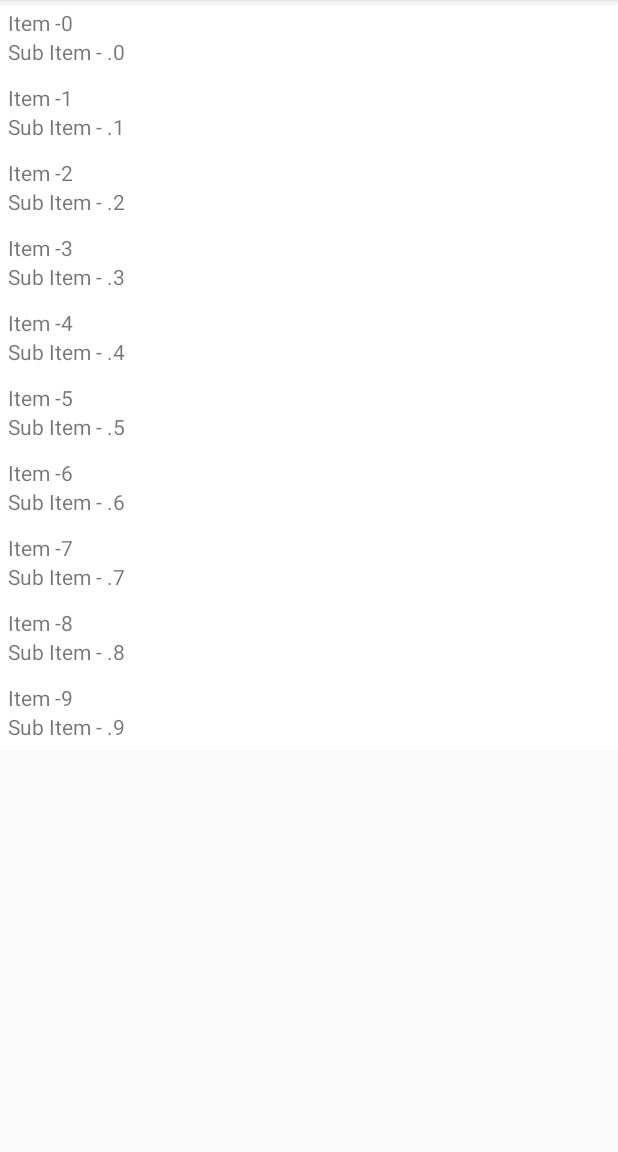
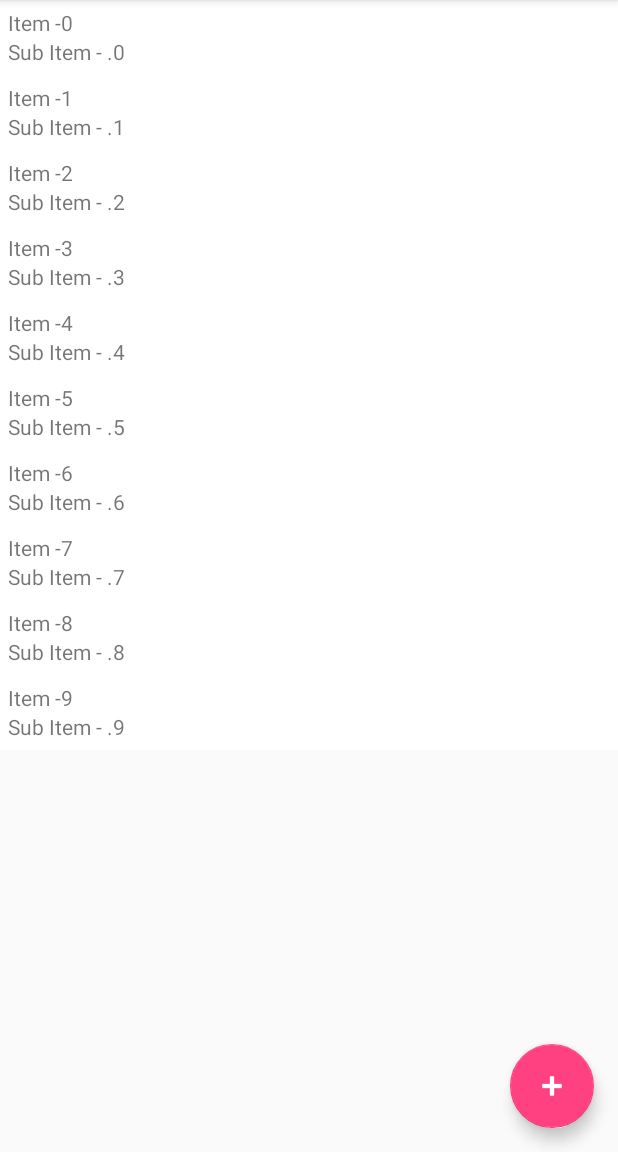
Before and after one commit to PrasunPK/password_manager, an Android app: the DisplayMessageActivity screen opened directly, with no data from a screen before it, on a phone screen of 412 x 824 dp, the part 84-1236 px from its top. Run offline under Robolectric (Android 15) with nearby library versions, the phone set to English and light mode, and no system bars; our stand-ins replace Room's generated code.

Commit message:
added fab icon to add new item

```diff
--- a/app/src/main/java/me/opens/password_manager/activities/DisplayMessageActivity.java
+++ b/app/src/main/java/me/opens/password_manager/activities/DisplayMessageActivity.java
@@ -1,8 +1,12 @@
 package me.opens.password_manager.activities;
 
 import android.os.Bundle;
+import android.support.design.widget.FloatingActionButton;
 import android.support.v7.app.AppCompatActivity;
 import android.support.v7.widget.RecyclerView;
+import android.view.View;
+import android.view.View.OnClickListener;
+import android.widget.Toast;
 
 import java.util.ArrayList;
 import java.util.List;
@@ -34,6 +38,14 @@ public class DisplayMessageActivity extends AppCompatActivity {
                 }
             }
         }).start();
+
+        FloatingActionButton fab = findViewById(R.id.fab);
+        fab.setOnClickListener(new OnClickListener() {
+            @Override
+            public void onClick(View v) {
+                Toast.makeText(getBaseContext(),"This is a toast message",Toast.LENGTH_LONG).show();
+            }
+        });
     }
 
     private void retrieveAll() {
--- a/app/src/main/res/layout/activity_display_message.xml
+++ b/app/src/main/res/layout/activity_display_message.xml
@@ -1,9 +1,10 @@
 <?xml version="1.0" encoding="utf-8"?>
-<LinearLayout xmlns:android="http://schemas.android.com/apk/res/android"
+<RelativeLayout xmlns:android="http://schemas.android.com/apk/res/android"
+    xmlns:app="http://schemas.android.com/apk/res-auto"
+    xmlns:tools="http://schemas.android.com/tools"
     android:layout_width="match_parent"
     android:layout_height="match_parent"
-    xmlns:tools="http://schemas.android.com/tools"
-    xmlns:app="http://schemas.android.com/apk/res-auto">
+    android:orientation="vertical">
 
     <android.support.v7.widget.RecyclerView
         android:id="@+id/recycler_view"
@@ -13,4 +14,15 @@
         android:focusable="true"
         app:layoutManager="LinearLayoutManager"
         tools:listitem="@layout/view_list_item" />
-</LinearLayout>
+
+    <android.support.design.widget.FloatingActionButton
+        android:id="@+id/fab"
+        android:layout_width="wrap_content"
+        android:layout_height="match_parent"
+        android:layout_alignParentEnd="true"
+        android:layout_alignParentBottom="true"
+        android:layout_gravity="bottom|end"
+        android:layout_margin="16dp"
+        android:src="@android:drawable/ic_input_add"
+        android:tint="@color/white"/>
+</RelativeLayout>
--- a/app/src/main/res/values/dimens.xml
+++ b/app/src/main/res/values/dimens.xml
@@ -2,4 +2,5 @@
     <!-- Default screen margins, per the Android Design guidelines. -->
     <dimen name="activity_horizontal_margin">16dp</dimen>
     <dimen name="activity_vertical_margin">16dp</dimen>
+    <dimen name="fab_margin">16dp</dimen>
 </resources>
```
